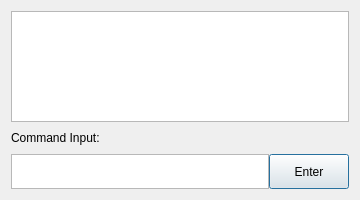
Howest-AdvMathProg/project-2021-Joren-vanGoethem, file server/gui/ui/LogScreen.ui: the form before one commit.
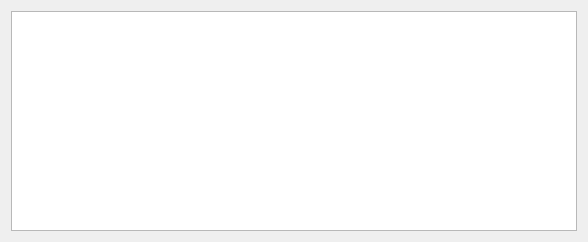
The form after the commit.

Commit message: server UI update + client UI

```diff
--- a/server/gui/ui/LogScreen.ui
+++ b/server/gui/ui/LogScreen.ui
@@ -6,8 +6,8 @@
    <rect>
     <x>0</x>
     <y>0</y>
-    <width>360</width>
-    <height>200</height>
+    <width>588</width>
+    <height>242</height>
    </rect>
   </property>
   <property name="sizePolicy">
@@ -36,9 +36,7 @@
   </property>
   <layout class="QHBoxLayout" name="horizontalLayout_2">
    <item>
-    <layout class="QVBoxLayout" name="verticalLayout_2">
-     <item>
-      <widget class="QTextEdit" name="textEdit">
+    <widget class="QTextEdit" name="LogField">
        <property name="sizePolicy">
         <sizepolicy hsizetype="Expanding" vsizetype="Expanding">
          <horstretch>5</horstretch>
@@ -73,94 +71,6 @@
        </property>
       </widget>
      </item>
-     <item>
-      <layout class="QVBoxLayout" name="verticalLayout">
-       <item>
-        <widget class="QLabel" name="label">
-         <property name="sizePolicy">
-          <sizepolicy hsizetype="Fixed" vsizetype="Fixed">
-           <horstretch>0</horstretch>
-           <verstretch>0</verstretch>
-          </sizepolicy>
-         </property>
-         <property name="minimumSize">
-          <size>
-           <width>100</width>
-           <height>20</height>
-          </size>
-         </property>
-         <property name="maximumSize">
-          <size>
-           <width>150</width>
-           <height>20</height>
-          </size>
-         </property>
-         <property name="text">
-          <string>Command Input:</string>
-         </property>
-         <property name="buddy">
-          <cstring>textEdit_2</cstring>
-         </property>
-        </widget>
-       </item>
-       <item>
-        <layout class="QHBoxLayout" name="horizontalLayout">
-         <property name="spacing">
-          <number>0</number>
-         </property>
-         <property name="sizeConstraint">
-          <enum>QLayout::SetDefaultConstraint</enum>
-         </property>
-         <item>
-          <widget class="QTextEdit" name="textEdit_2">
-           <property name="sizePolicy">
-            <sizepolicy hsizetype="Expanding" vsizetype="Expanding">
-             <horstretch>5</horstretch>
-             <verstretch>5</verstretch>
-            </sizepolicy>
-           </property>
-           <property name="minimumSize">
-            <size>
-             <width>150</width>
-             <height>35</height>
-            </size>
-           </property>
-           <property name="maximumSize">
-            <size>
-             <width>1920</width>
-             <height>35</height>
-            </size>
-           </property>
-           <property name="sizeAdjustPolicy">
-            <enum>QAbstractScrollArea::AdjustToContents</enum>
-           </property>
-          </widget>
-         </item>
-         <item>
-          <widget class="QPushButton" name="pushButton">
-           <property name="minimumSize">
-            <size>
-             <width>70</width>
-             <height>35</height>
-            </size>
-           </property>
-           <property name="maximumSize">
-            <size>
-             <width>90</width>
-             <height>35</height>
-            </size>
-           </property>
-           <property name="text">
-            <string>Enter</string>
-           </property>
-          </widget>
-         </item>
-        </layout>
-       </item>
-      </layout>
-     </item>
-    </layout>
-   </item>
   </layout>
  </widget>
  <resources/>
```
Left out of the diff: 21 changed lines with no effect on the pictures. Lines whose indentation alone changed are shown as unchanged. The commit also changes 7 other files.
